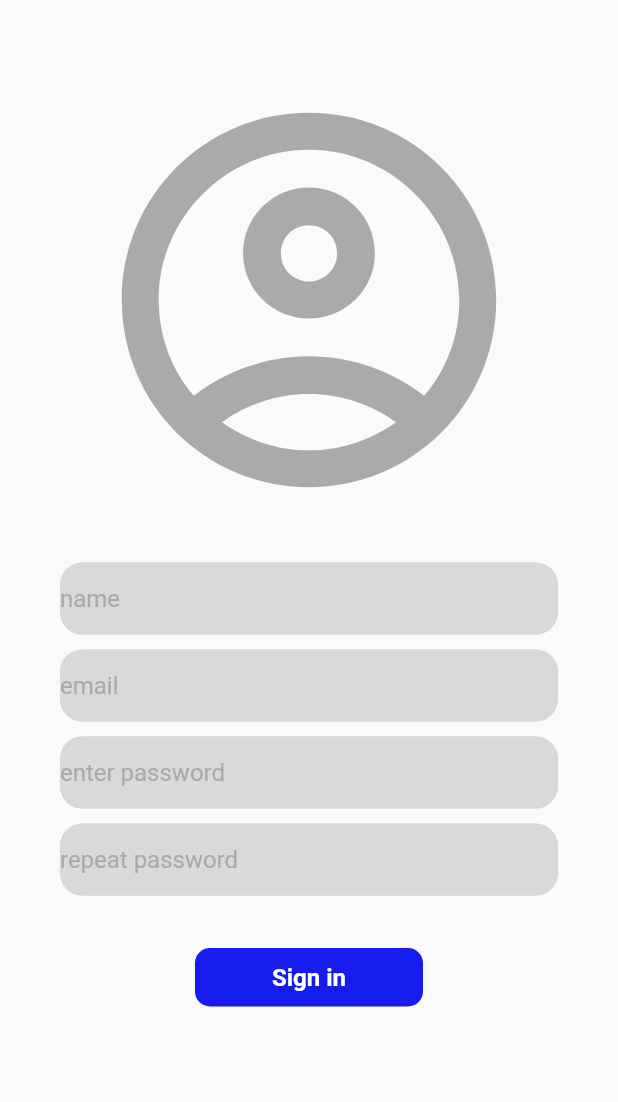
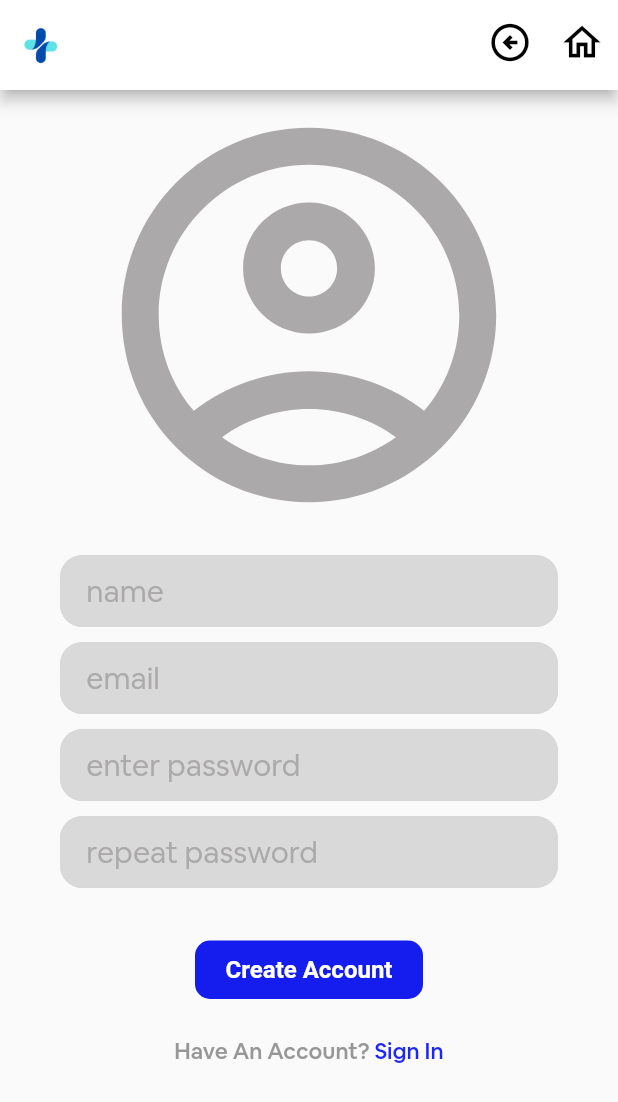
Before and after one commit to AbdullahSanoosi/DermaDX, a Flutter app: the CreateAccount screen opened directly, on a phone screen of 412 x 824 dp. Shown: the top 1102 px of the screen. Run offline on Flutter 3.47's test engine with Material 2 defaults, Android fonts, the phone set to English and light mode, and no system bars; our stand-ins replace camera, image_cropper, image_picker; project files that could hold a hidden picture were left out.

Commit message:
reusable app bar

```diff
--- a/lib/Widgets/app_bar.dart
+++ b/lib/Widgets/app_bar.dart
@@ -0,0 +1,17 @@
+import 'package:flutter/cupertino.dart';
+import 'package:flutter/material.dart';
+
+Widget appBar(){
+  return AppBar(
+    centerTitle: true,
+    backgroundColor: Colors.white,
+    actions: <Widget>[
+      IconButton(onPressed: (){},
+          icon: const Icon(Icons.arrow_circle_left_outlined,size: 30,color: Colors.black,)),
+      IconButton(onPressed: (){},
+          icon: const Icon(Icons.home_outlined,size: 30,color: Colors.black,))
+    ],
+    leading: IconButton(onPressed: (){},
+        icon: Image.asset("assets/blueem.png")),
+  );
+}
--- a/lib/Widgets/button.dart
+++ b/lib/Widgets/button.dart
@@ -1,7 +1,13 @@
 import 'package:flutter/material.dart';
 
 class mybutton extends StatelessWidget {
-  const mybutton({super.key});
+  const mybutton({
+    Key? key,
+    required this.buttonText,
+    this.onTap,
+  }) : super(key: key);
+  final String buttonText;
+  final Function()? onTap;
 
   @override
   Widget build(BuildContext context) {
@@ -10,11 +16,11 @@ class mybutton extends StatelessWidget {
       margin: const EdgeInsets.symmetric(horizontal: 130),
       decoration: BoxDecoration(
           color: Color(0xFF141DEE), borderRadius: BorderRadius.circular(10)),
-      child: const Center(
+      child: Center(
         child: Text(
-          "Sign in",
-          style: TextStyle(
-              color: Colors.white, fontWeight: FontWeight.bold, fontSize: 16),
+          buttonText,
+          style: const TextStyle(
+            color: Colors.white, fontWeight: FontWeight.bold, fontSize: 16),
         ),
       ),
     );
--- a/lib/Widgets/text_field.dart
+++ b/lib/Widgets/text_field.dart
@@ -22,7 +22,7 @@ class mytextfield extends StatelessWidget {
       child: TextField(
         controller: Controller,
         decoration: InputDecoration(
-          contentPadding: EdgeInsets.symmetric(vertical: 10),
+          contentPadding: const EdgeInsets.symmetric(vertical: 10),
           // labelText: 'Enter user Name or Email',
           enabledBorder: OutlineInputBorder(
             borderSide:
@@ -36,10 +36,10 @@ class mytextfield extends StatelessWidget {
           ),
           fillColor: Color(0xFFD9D9D9),
           filled: true,
-          hintText: hintText,
+          hintText: "    $hintText",
           hintStyle: const TextStyle(
-            color: Color(0xFFABA9A9),
-          ),
+            fontFamily: 'AirBnbBook',
+            fontSize: 20,color: Color(0xFFABA9A9)),
         ),
         maxLines: 1,
         obscureText: obscureText,
--- a/lib/create_account_page.dart
+++ b/lib/create_account_page.dart
@@ -1,7 +1,8 @@
+import 'package:flutter/gestures.dart';
 import 'package:flutter/material.dart';
 import 'package:skin_detection/Widgets/button.dart';
 import 'package:skin_detection/Widgets/text_field.dart';
-
+import 'package:skin_detection/Widgets/app_bar.dart';
 // ignore: camel_case_types
 class CreateAccount extends StatelessWidget {
   CreateAccount({super.key});
@@ -13,19 +14,20 @@ class CreateAccount extends StatelessWidget {
   @override
   Widget build(BuildContext context) {
     return Scaffold(
+        appBar: PreferredSize(
+          preferredSize: const Size.fromHeight(60),
+          child: appBar(),
+        ),
         body: SafeArea(
             child: Center(
               child: Column(children: [
-                const SizedBox(height: 50),
-                //logo
                 const Icon(
                   Icons.account_circle_outlined,
                   color: Color(0xFFABA9A9),
                   size: 300,
                 ),
-
                 //enter email
-                const SizedBox(height: 25),
+                const SizedBox(height: 10),
 
                 mytextfield(
                   Controller: username,
@@ -60,7 +62,33 @@ class CreateAccount extends StatelessWidget {
 
                 //singin button
                 const SizedBox(height: 25.0),
-                const mybutton(),
+                mybutton(
+                  buttonText: "Create Account",
+                  onTap: (){},
+                ),
+                const SizedBox(height: 25.0),
+                RichText(text: TextSpan(
+                    text: 'Have An Account? ',
+                    style: const TextStyle(
+                        color: Color(0xFF989797),
+                        fontFamily: 'AirBnbBoldMid',
+                        fontSize: 15),
+                    children: <TextSpan>[
+                      TextSpan(
+                        text: 'Sign In',
+                        style: const TextStyle(
+                            color: Color(0xFF1D26FA),
+                            fontFamily: 'AirBnbBoldMid',
+                            fontSize: 15),
+                        recognizer: TapGestureRecognizer()
+                          ..onTap = () {
+                            print('The button is clicked!');
+                          },
+
+                      )
+                    ]
+                  )
+                )
               ]),
             )));
   }
--- a/lib/main.dart
+++ b/lib/main.dart
@@ -14,9 +14,9 @@ class App extends StatelessWidget {
 
   @override
   Widget build(BuildContext context) {
-    return  const MaterialApp(
+    return MaterialApp(
       debugShowCheckedModeBanner: false,
-      home: LoginPage(),
+      home: CreateAccount(),
     );
   }
 }
```
Also changed, not shown: lib/camera_page.dart (+4 -11 lines), lib/login_page.dart (+33 -2 lines), 1 other file.
